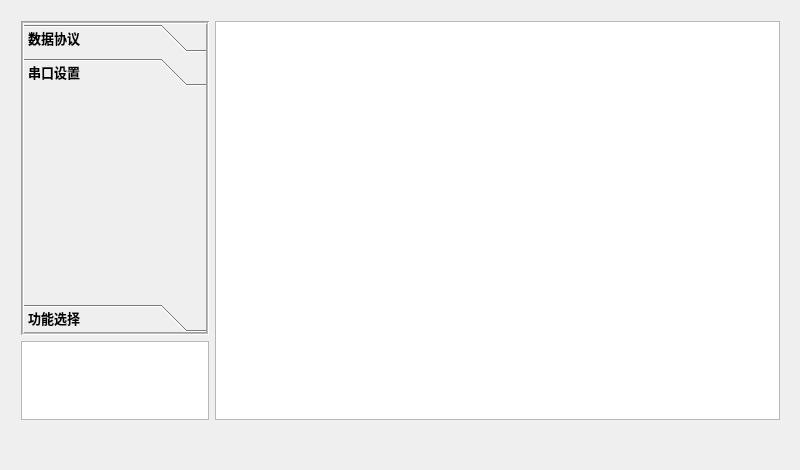
First picture: the form in mainwindow.ui, repository onionc/improved-bee, before the edit.
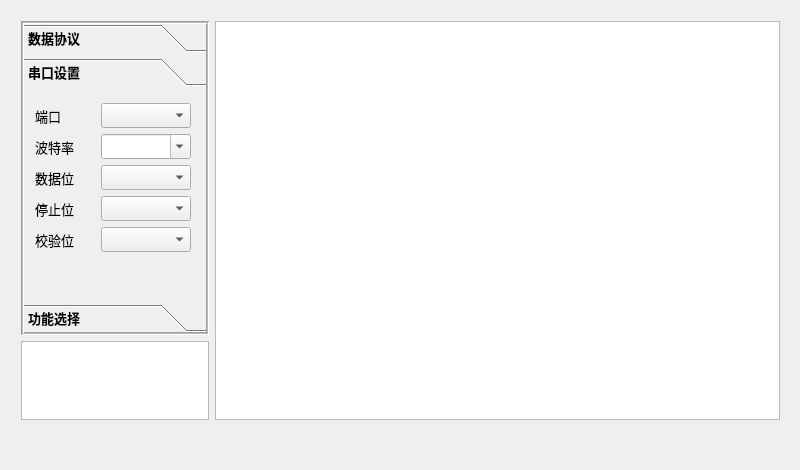
Second picture: the form after the edit. The open tabs and pages were chosen to show the change. Icons and pictures are not drawn. Custom widgets are drawn as their Qt base class.

Commit message: feat: 端口列表更新

```diff
--- a/mainwindow.ui
+++ b/mainwindow.ui
@@ -302,6 +302,246 @@
           <attribute name="label">
            <string>串口设置</string>
           </attribute>
+          <layout class="QFormLayout" name="formLayout_2">
+           <item row="0" column="0">
+            <widget class="QLabel" name="label">
+             <property name="minimumSize">
+              <size>
+               <width>60</width>
+               <height>25</height>
+              </size>
+             </property>
+             <property name="maximumSize">
+              <size>
+               <width>60</width>
+               <height>25</height>
+              </size>
+             </property>
+             <property name="font">
+              <font>
+               <weight>50</weight>
+               <bold>false</bold>
+              </font>
+             </property>
+             <property name="text">
+              <string>端口</string>
+             </property>
+            </widget>
+           </item>
+           <item row="1" column="0">
+            <widget class="QLabel" name="label_2">
+             <property name="minimumSize">
+              <size>
+               <width>60</width>
+               <height>25</height>
+              </size>
+             </property>
+             <property name="maximumSize">
+              <size>
+               <width>60</width>
+               <height>25</height>
+              </size>
+             </property>
+             <property name="font">
+              <font>
+               <weight>50</weight>
+               <bold>false</bold>
+              </font>
+             </property>
+             <property name="text">
+              <string>波特率</string>
+             </property>
+            </widget>
+           </item>
+           <item row="2" column="0">
+            <widget class="QLabel" name="label_3">
+             <property name="minimumSize">
+              <size>
+               <width>60</width>
+               <height>25</height>
+              </size>
+             </property>
+             <property name="maximumSize">
+              <size>
+               <width>60</width>
+               <height>25</height>
+              </size>
+             </property>
+             <property name="font">
+              <font>
+               <weight>50</weight>
+               <bold>false</bold>
+              </font>
+             </property>
+             <property name="text">
+              <string>数据位</string>
+             </property>
+            </widget>
+           </item>
+           <item row="3" column="0">
+            <widget class="QLabel" name="label_4">
+             <property name="minimumSize">
+              <size>
+               <width>60</width>
+               <height>25</height>
+              </size>
+             </property>
+             <property name="maximumSize">
+              <size>
+               <width>60</width>
+               <height>25</height>
+              </size>
+             </property>
+             <property name="font">
+              <font>
+               <weight>50</weight>
+               <bold>false</bold>
+              </font>
+             </property>
+             <property name="text">
+              <string>停止位</string>
+             </property>
+            </widget>
+           </item>
+           <item row="4" column="0">
+            <widget class="QLabel" name="label_5">
+             <property name="minimumSize">
+              <size>
+               <width>60</width>
+               <height>25</height>
+              </size>
+             </property>
+             <property name="maximumSize">
+              <size>
+               <width>60</width>
+               <height>25</height>
+              </size>
+             </property>
+             <property name="font">
+              <font>
+               <weight>50</weight>
+               <bold>false</bold>
+              </font>
+             </property>
+             <property name="text">
+              <string>校验位</string>
+             </property>
+            </widget>
+           </item>
+           <item row="0" column="1">
+            <widget class="SerialComBox" name="comPort_comboBox">
+             <property name="minimumSize">
+              <size>
+               <width>90</width>
+               <height>25</height>
+              </size>
+             </property>
+             <property name="maximumSize">
+              <size>
+               <width>90</width>
+               <height>25</height>
+              </size>
+             </property>
+             <property name="font">
+              <font>
+               <weight>50</weight>
+               <bold>false</bold>
+              </font>
+             </property>
+            </widget>
+           </item>
+           <item row="1" column="1">
+            <widget class="QComboBox" name="baudrate_comboBox">
+             <property name="minimumSize">
+              <size>
+               <width>90</width>
+               <height>25</height>
+              </size>
+             </property>
+             <property name="maximumSize">
+              <size>
+               <width>90</width>
+               <height>25</height>
+              </size>
+             </property>
+             <property name="font">
+              <font>
+               <weight>50</weight>
+               <bold>false</bold>
+              </font>
+             </property>
+             <property name="editable">
+              <bool>true</bool>
+             </property>
+            </widget>
+           </item>
+           <item row="2" column="1">
+            <widget class="QComboBox" name="dataBits_comboBox">
+             <property name="minimumSize">
+              <size>
+               <width>90</width>
+               <height>25</height>
+              </size>
+             </property>
+             <property name="maximumSize">
+              <size>
+               <width>90</width>
+               <height>25</height>
+              </size>
+             </property>
+             <property name="font">
+              <font>
+               <weight>50</weight>
+               <bold>false</bold>
+              </font>
+             </property>
+            </widget>
+           </item>
+           <item row="3" column="1">
+            <widget class="QComboBox" name="stopBit_comboBox">
+             <property name="minimumSize">
+              <size>
+               <width>90</width>
+               <height>25</height>
+              </size>
+             </property>
+             <property name="maximumSize">
+              <size>
+               <width>90</width>
+               <height>25</height>
+              </size>
+             </property>
+             <property name="font">
+              <font>
+               <weight>50</weight>
+               <bold>false</bold>
+              </font>
+             </property>
+            </widget>
+           </item>
+           <item row="4" column="1">
+            <widget class="QComboBox" name="parity_comboBox">
+             <property name="minimumSize">
+              <size>
+               <width>90</width>
+               <height>25</height>
+              </size>
+             </property>
+             <property name="maximumSize">
+              <size>
+               <width>90</width>
+               <height>25</height>
+              </size>
+             </property>
+             <property name="font">
+              <font>
+               <weight>50</weight>
+               <bold>false</bold>
+              </font>
+             </property>
+            </widget>
+           </item>
+          </layout>
          </widget>
          <widget class="QWidget" name="page_3">
           <property name="geometry">
@@ -345,6 +585,11 @@
    <extends>QTableWidget</extends>
    <header>tablewidgetdrag.h</header>
   </customwidget>
+  <customwidget>
+   <class>SerialComBox</class>
+   <extends>QComboBox</extends>
+   <header>serialPort/serialcombox.h</header>
+  </customwidget>
  </customwidgets>
  <resources>
   <include location="res.qrc"/>
```
Left out of the diff: 2 changed lines with no effect on the pictures. The commit also changes 7 other files.
